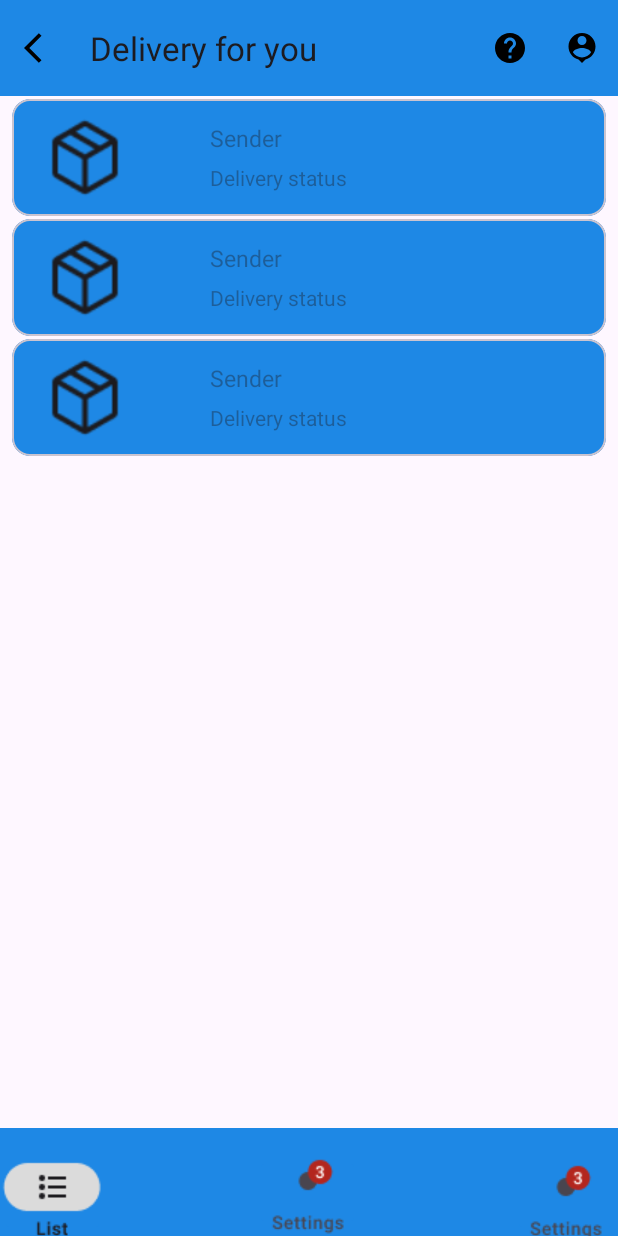
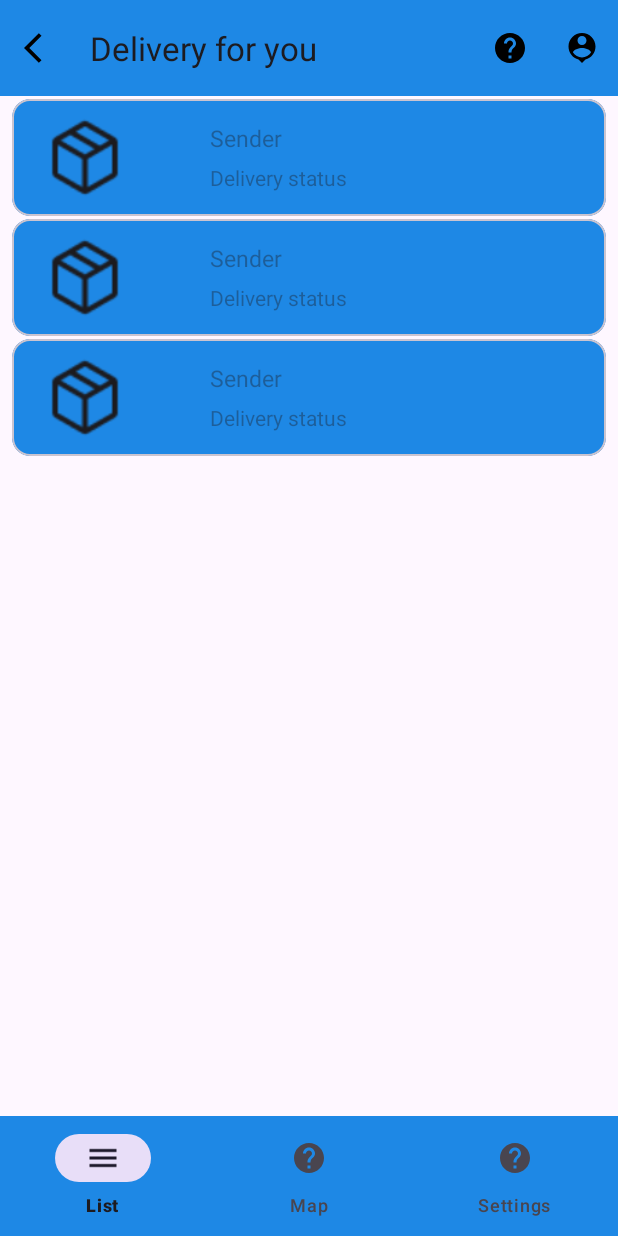
Before and after one commit to Dalmanner/Turbo-Transport, an Android app: the layout activity_list_receiver_package.xml on its own in the app's theme, with its tools: preview values and no code run, on a phone screen of 412 x 824 dp. Run offline under Robolectric (Android 15) with nearby library versions, the phone set to English and light mode, and no system bars; Roboto replaces fonts that are not available here.

Commit message:
homepage for receiver bottom and top bar working

```diff
--- a/app/src/main/java/com/example/turbo_transport/ListReceiverPackage.kt
+++ b/app/src/main/java/com/example/turbo_transport/ListReceiverPackage.kt
@@ -8,6 +8,7 @@ import android.util.Log
 import androidx.recyclerview.widget.LinearLayoutManager
 import androidx.recyclerview.widget.RecyclerView
 import com.google.android.gms.tasks.OnCompleteListener
+import com.google.android.material.appbar.MaterialToolbar
 import com.google.firebase.Firebase
 import com.google.firebase.auth.FirebaseAuth
 import com.google.firebase.auth.auth
@@ -20,17 +21,20 @@ class ListReceiverPackage : AppCompatActivity() {
     lateinit var receiverRecylerView: RecyclerView
     lateinit var db : FirebaseFirestore
     lateinit var auth : FirebaseAuth
+    private lateinit var topAppBar: MaterialToolbar
     override fun onCreate(savedInstanceState: Bundle?) {
         super.onCreate(savedInstanceState)
         setContentView(R.layout.activity_list_receiver_package)
 
         db = Firebase.firestore
         auth = Firebase.auth
+        initializeViews()
 
         receiverRecylerView = findViewById(R.id.receiverRecyclerView)
         receiverRecylerView.layoutManager = LinearLayoutManager(this)
         loadPackageDb()
         setTokenDb()
+        topBar()
     }
     override fun onBackPressed() {
         super.onBackPressed()
@@ -55,6 +59,26 @@ class ListReceiverPackage : AppCompatActivity() {
             }
         }
     }
+    private fun topBar(){
+        topAppBar.setNavigationOnClickListener {
+            auth.signOut()
+            val intent = Intent(this,MainActivity::class.java)
+            startActivity(intent)
+        }
+        topAppBar.setOnMenuItemClickListener { menuItem ->
+            when (menuItem.itemId) {
+                R.id.user -> {
+                    // Handle edit text press
+                    true
+                }
+                R.id.help -> {
+                    // Handle favorite icon press
+                    true
+                }
+                else -> false
+            }
+        }
+    }
     fun setTokenDb() {
         val user = auth.currentUser
         FirebaseMessaging.getInstance().token
@@ -76,5 +100,10 @@ class ListReceiverPackage : AppCompatActivity() {
                 }
             })
     }
+    private fun initializeViews() {
+
+        topAppBar = findViewById(R.id.topAppBar1)
+
+    }
 
 }
--- a/app/src/main/res/layout/activity_list_receiver_package.xml
+++ b/app/src/main/res/layout/activity_list_receiver_package.xml
@@ -6,58 +6,15 @@
     android:layout_height="match_parent"
     tools:context=".ListReceiverPackage">
 
-    <com.google.android.material.bottomappbar.BottomAppBar
-        android:id="@+id/bottomAppBar1"
-        style="@style/Widget.Material3.BottomAppBar"
+    <com.google.android.material.bottomnavigation.BottomNavigationView
+        android:id="@+id/bottom_navigation"
         android:layout_width="match_parent"
-        android:layout_height="72dp"
-        android:layout_gravity="bottom"
+        android:layout_height="wrap_content"
         app:backgroundTint="@color/blue_500"
         app:layout_constraintBottom_toBottomOf="parent"
         app:layout_constraintEnd_toEndOf="parent"
-        app:layout_constraintStart_toStartOf="parent" />
-
-    <ImageButton
-        android:id="@+id/futureButton3"
-        android:layout_width="70dp"
-        android:layout_height="50dp"
-        android:backgroundTint="@color/blue_500"
-        app:layout_anchor="@id/bottomAppBar1"
-        app:layout_anchorGravity="center"
-        app:layout_constraintBottom_toBottomOf="parent"
-        app:layout_constraintEnd_toEndOf="@+id/bottomAppBar1"
-        app:layout_constraintHorizontal_bias="0.0"
         app:layout_constraintStart_toStartOf="parent"
-        app:layout_constraintTop_toBottomOf="@+id/deliveriesRecycleView"
-        app:srcCompat="@drawable/segment_1text" />
-
-    <ImageButton
-        android:id="@+id/futureButton"
-        android:layout_width="70dp"
-        android:layout_height="50dp"
-        android:layout_gravity="center"
-        android:layout_marginBottom="4dp"
-        android:backgroundTint="@color/blue_500"
-        app:layout_constraintBottom_toBottomOf="@+id/bottomAppBar1"
-        app:layout_constraintEnd_toEndOf="@+id/bottomAppBar1"
-        app:layout_constraintHorizontal_bias="0.498"
-        app:layout_constraintStart_toStartOf="@+id/bottomAppBar1"
-        app:layout_constraintTop_toBottomOf="@+id/deliveriesRecycleView"
-        app:srcCompat="@drawable/segment_3" />
-
-    <ImageButton
-        android:id="@+id/futureButton2"
-        android:layout_width="70dp"
-        android:layout_height="50dp"
-        android:layout_gravity="end"
-        android:backgroundTint="@color/blue_500"
-        app:layout_constraintBottom_toBottomOf="parent"
-        app:layout_constraintEnd_toEndOf="parent"
-        app:layout_constraintHorizontal_bias="1.0"
-        app:layout_constraintStart_toStartOf="parent"
-        app:layout_constraintTop_toTopOf="@+id/mapImageButton"
-        app:layout_constraintVertical_bias="0.0"
-        app:srcCompat="@drawable/segment_3" />
+        app:menu="@menu/bottom_navigation_menu" />
 
     <com.google.android.material.appbar.AppBarLayout
         android:id="@+id/appBarLayout"
@@ -86,11 +43,10 @@
         android:layout_height="0dp"
         android:paddingTop="2dp"
         android:paddingBottom="2dp"
-        app:layout_constraintBottom_toTopOf="@+id/bottomAppBar1"
+        app:layout_constraintBottom_toTopOf="@+id/bottom_navigation"
         app:layout_constraintEnd_toEndOf="parent"
         app:layout_constraintHorizontal_bias="0.0"
         app:layout_constraintStart_toStartOf="parent"
         app:layout_constraintTop_toBottomOf="@+id/appBarLayout"
-        app:layout_constraintVertical_bias="0.0"
         tools:listitem="@layout/item_listreceiverpackage" />
 </androidx.constraintlayout.widget.ConstraintLayout>
```
